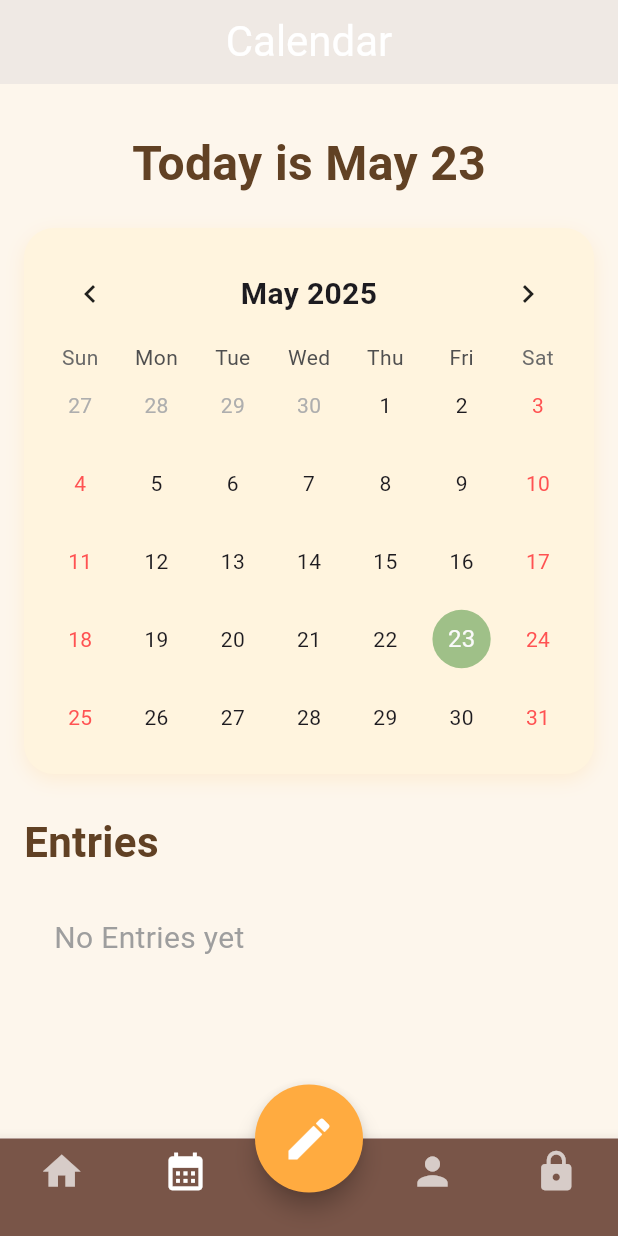
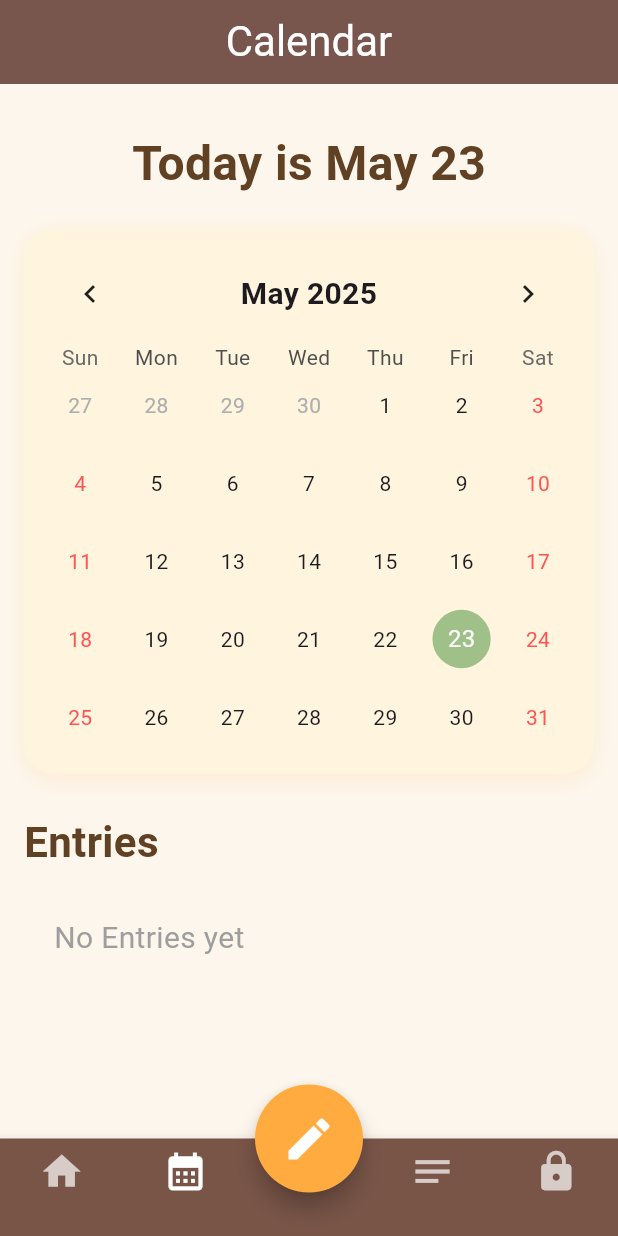
Before and after one commit to JArangali/Whispyr_Flutter_Finals, a Flutter app: the MainScreen screen opened directly, on a phone screen of 412 x 824 dp. Run offline on Flutter 3.47's test engine with Material 3 defaults, Android fonts, the phone set to English and light mode, and no system bars; drawn by our look-alikes of table_calendar; our stand-ins replace cloud_firestore, firebase_core, shared_preferences; accounts and stored records are empty.

Commit message:
fixed front-end

```diff
--- a/lib/calendar.dart
+++ b/lib/calendar.dart
@@ -48,7 +48,7 @@ class _CalendarPageState extends State<CalendarPage> {
           style: TextStyle(fontSize: 28, color: Colors.white),
         ),
         centerTitle: true,
-        backgroundColor: const Color(0xFFF6F1E7),// her deep brown
+        backgroundColor:  Colors.brown,// her deep brown
         elevation: 1,
       ),
       body: _loadingPenname
--- a/lib/create_whyspr.dart
+++ b/lib/create_whyspr.dart
@@ -112,7 +112,7 @@ class _CreateWhysperState extends State<CreateWhysper> {
       appBar: AppBar(
         title: Text('Create Entry', style: TextStyle(fontSize: 24, color: Colors.white)),
         centerTitle: true,
-        backgroundColor: const Color(0xFFF6F1E7),
+        backgroundColor: Colors.brown,
         elevation: 3,
       ),
         body: SafeArea(
--- a/lib/main.dart
+++ b/lib/main.dart
@@ -189,7 +189,7 @@ class _MainScreenState extends State<MainScreen> {
               label: '',
             ),
             BottomNavigationBarItem(
-              icon: Icon(Icons.person),
+              icon: Icon(Icons.notes),
               label: '', // Empty label
             ),
             BottomNavigationBarItem(
```
